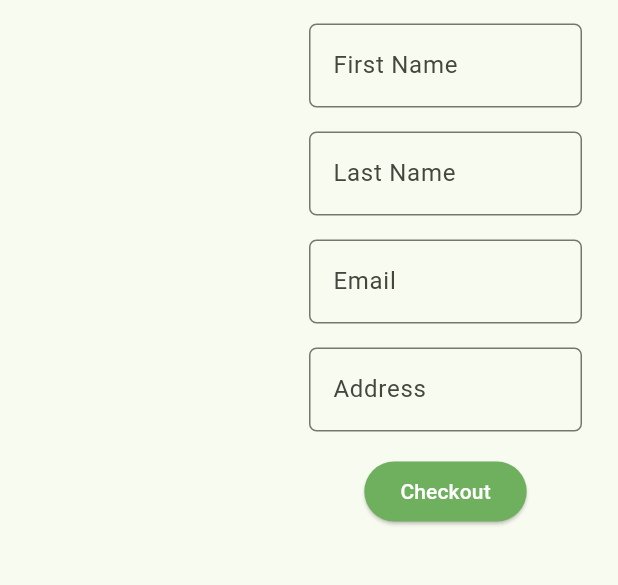
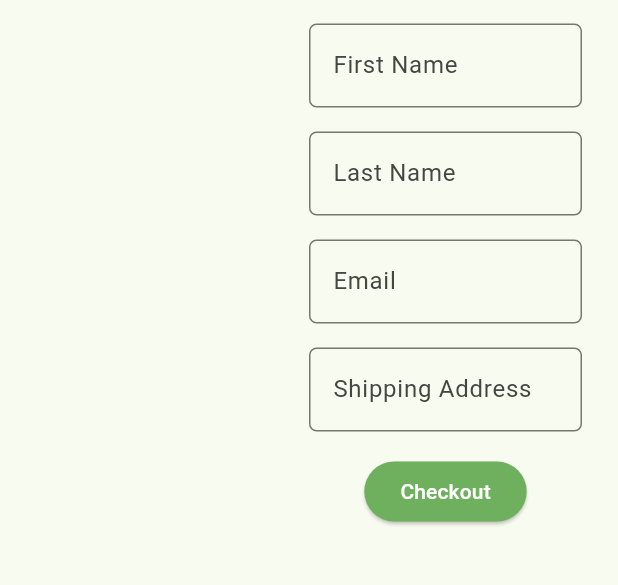
Before and after one commit to PBP-D01/BukuKu-mobile, a Flutter app: the CheckoutFormPage screen opened directly with empty values, on a phone screen of 412 x 824 dp, the part 128-713 px from its top. Run offline on Flutter 3.47's test engine with Material 3 defaults, Android fonts, the phone set to English and light mode, and no system bars; missing offline and left inert: pbp_django_auth.

Commit message:
checkout

```diff
--- a/lib/checkout/screens/checkout_form.dart
+++ b/lib/checkout/screens/checkout_form.dart
@@ -138,8 +138,8 @@ class _CheckoutFormPageState extends State<CheckoutFormPage> {
                             padding: const EdgeInsets.all(8.0),
                             child: TextFormField(
                               decoration: InputDecoration(
-                                hintText: "Address",
-                                labelText: "Address",
+                                hintText: "Shipping Address",
+                                labelText: "Shipping Address",
                                 border: OutlineInputBorder(
                                   borderRadius: BorderRadius.circular(5.0),
                                 ),
```
Also changed, not shown: 1 other file.
